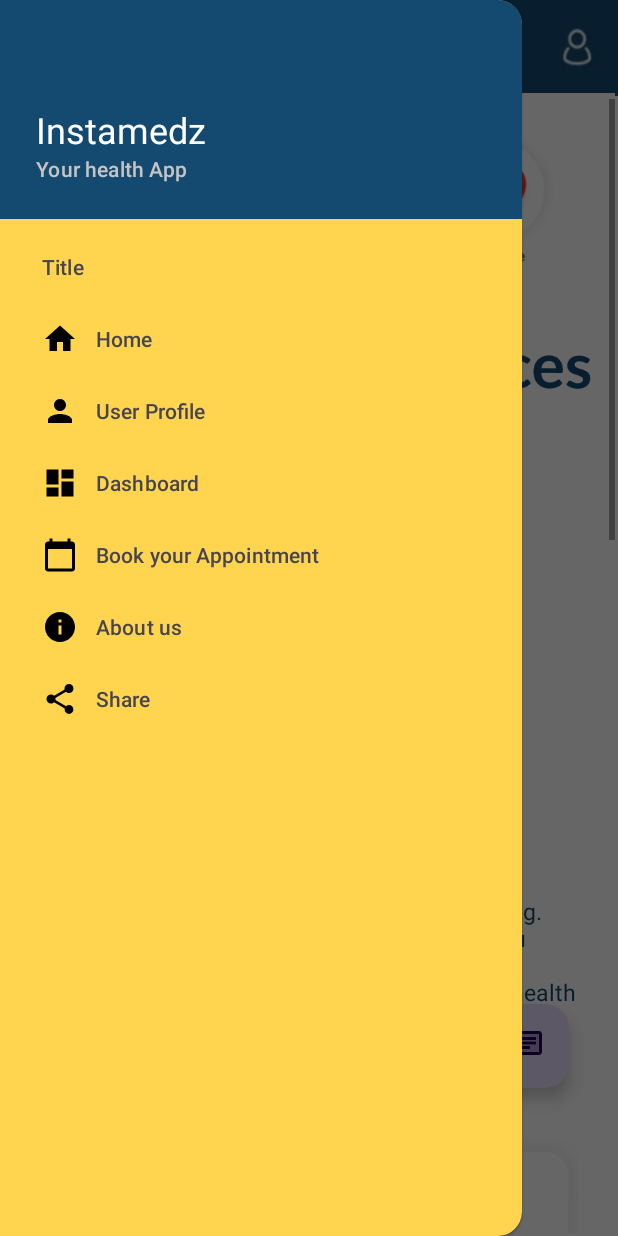
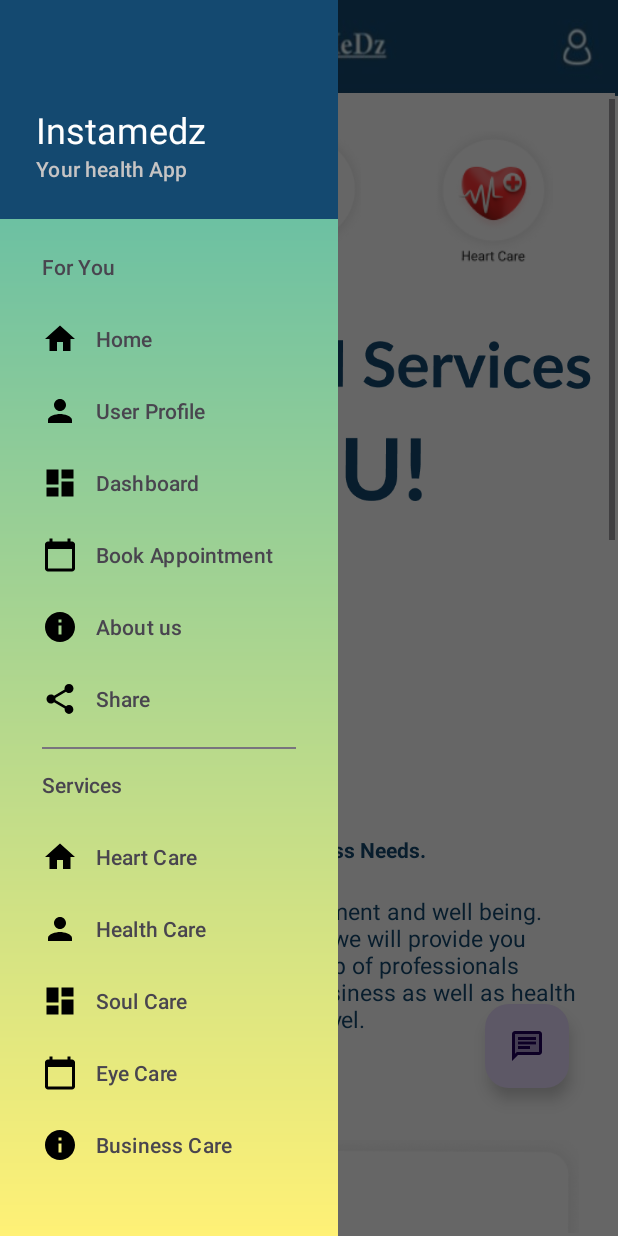
Before and after one commit to Mohitraj27/Instamedz, an Android app: the screen it shows after launch once a user with an empty profile is signed in (Home_Page), with the side drawer open, on a phone screen of 412 x 824 dp. Run offline under Robolectric (Android 15) with nearby library versions, the phone set to English and light mode, and no system bars; our stand-ins replace Firebase (no records; nobody signed in at launch, a user with empty details on screens opened directly); pictures from the network do not load.

Commit message:
Fixed Toolbar Added homepage in nAV drawer

```diff
--- a/app/src/main/AndroidManifest.xml
+++ b/app/src/main/AndroidManifest.xml
@@ -15,6 +15,8 @@
         android:supportsRtl="true"
         android:theme="@style/Theme.Instamedz"
         android:usesCleartextTraffic="true"
+        android:windowSoftInputMode="adjustPan"
+        android:fitsSystemWindows="true"
         tools:targetApi="m">
         <activity
             android:name=".Guest_page"
--- a/app/src/main/java/com/example/instamedz/Home_Page.java
+++ b/app/src/main/java/com/example/instamedz/Home_Page.java
@@ -43,10 +43,10 @@ public class Home_Page extends AppCompatActivity implements View.OnClickListener
       ImageView Whatsapp_icon_bussiness_care;
      ImageView Whatsapp_icon_Soul_care;
      ImageView UserProfilePic;
-     MaterialToolbar toolbar;
-    DrawerLayout drawerLayout;
-    NavigationView navigationView;
-    FrameLayout frameLayout;
+     public MaterialToolbar toolbar;
+     public DrawerLayout drawerLayout;
+    public NavigationView navigationView;
+    public FrameLayout frameLayout;
    ImageView onCLick_menu_bar;
    ImageView Eye_Care;
    ImageView Health_Care;
--- a/app/src/main/java/com/example/instamedz/ui/login/Appoint_frag.java
+++ b/app/src/main/java/com/example/instamedz/ui/login/Appoint_frag.java
@@ -116,8 +116,6 @@ public class Appoint_frag extends Fragment implements View.OnClickListener {
                     Toast.makeText(getContext(), item.toString(),
                             Toast.LENGTH_SHORT).show();
                 }
-                Toast.makeText(getContext(), "Selected",
-                        Toast.LENGTH_SHORT).show();
 
             }
 
--- /dev/null
+++ b/app/src/main/res/drawable/nav_background.xml
@@ -0,0 +1,9 @@
+<?xml version="1.0" encoding="utf-8"?>
+<shape xmlns:android="http://schemas.android.com/apk/res/android">
+    <gradient
+        android:type="linear"
+        android:angle="90"
+        android:startColor="#FFF176"
+        android:endColor="#4DB6AC"
+        />
+</shape>
--- a/app/src/main/res/layout/activity_are_udoctor_heart_care.xml
+++ b/app/src/main/res/layout/activity_are_udoctor_heart_care.xml
@@ -4,9 +4,8 @@
     xmlns:tools="http://schemas.android.com/tools"
     android:layout_width="match_parent"
     android:layout_height="match_parent"
-    tools:context=".are_u_doctor_heart_care"
+    tools:context=".are_u_doctor_heart_care">
 
-    >
     <LinearLayout
         android:layout_width="match_parent"
         android:layout_height="match_parent"
--- a/app/src/main/res/layout/activity_guest_page.xml
+++ b/app/src/main/res/layout/activity_guest_page.xml
@@ -13,12 +13,14 @@
         android:layout_height="wrap_content"
         android:layout_marginStart="30dp"
         android:layout_marginEnd="30dp"
-        android:textColorHint="#FFFF"
         android:layout_marginBottom="170dp"
         android:hint="Name"
+        android:minHeight="48dp"
 
-        android:minHeight="48dp"
         android:selectAllOnFocus="true"
+        android:textColor="#FFFFFF"
+        android:textColorHighlight="#FFD54F"
+        android:textColorHint="#FFFF"
         app:layout_constraintBottom_toBottomOf="parent"
         app:layout_constraintEnd_toEndOf="parent"
         app:layout_constraintHorizontal_bias="1.0"
--- a/app/src/main/res/layout/activity_health_care.xml
+++ b/app/src/main/res/layout/activity_health_care.xml
@@ -5,6 +5,10 @@
     android:layout_width="match_parent"
     android:layout_height="match_parent"
     tools:context=".Health_Care">
+    <include
+        android:id="@+id/toolbar"
+        layout="@layout/toolbar"
+        />
     <TextView
         android:layout_width="294dp"
         android:layout_height="75dp"
--- a/app/src/main/res/layout/activity_heart_patient.xml
+++ b/app/src/main/res/layout/activity_heart_patient.xml
@@ -10,7 +10,10 @@
         android:layout_width="match_parent"
         android:layout_height="match_parent"
         android:orientation="vertical">
-
+        <include
+            android:id="@+id/toolbar"
+            layout="@layout/toolbar"
+            />
         <ImageView
             android:layout_width="match_parent"
             android:layout_height="361dp"
--- a/app/src/main/res/layout/activity_home_page.xml
+++ b/app/src/main/res/layout/activity_home_page.xml
@@ -372,10 +372,10 @@
 
     <com.google.android.material.navigation.NavigationView
         android:id="@+id/nav_view"
-        android:layout_width="wrap_content"
+        android:layout_width="225dp"
         android:layout_height="match_parent"
         android:layout_gravity="start"
-        android:background="#FFD54F"
+        android:background="@drawable/nav_background"
         android:fitsSystemWindows="true"
         app:itemIconTint="#000000"
         app:headerLayout="@layout/nav_header_navigation_drawer"
--- a/app/src/main/res/layout/activity_offline_doctors.xml
+++ b/app/src/main/res/layout/activity_offline_doctors.xml
@@ -9,7 +9,10 @@
         android:layout_width="match_parent"
         android:layout_height="match_parent"
         android:orientation="vertical">
-
+        <include
+            android:id="@+id/toolbar"
+            layout="@layout/toolbar"
+            />
         <ImageView
             android:layout_width="match_parent"
             android:layout_height="361dp"
--- a/app/src/main/res/menu/navigation_drawer.xml
+++ b/app/src/main/res/menu/navigation_drawer.xml
@@ -5,7 +5,7 @@
     tools:showIn="navigation_view">
     <item
         android:id="@+id/main_item"
-        android:title="Title">
+        android:title="For You">
         <menu>
             <item
                 android:id="@+id/home_item"
@@ -27,7 +27,7 @@
             <item
                 android:id="@+id/appointment_item"
                 android:icon="@drawable/ic_baseline_calendar_today_24"
-                android:title="Book your Appointment"
+                android:title="Book Appointment"
                 android:checkable="true"/>
             <item
                 android:id="@+id/about_us_item"
@@ -41,4 +41,37 @@
                 android:checkable="true"/>
         </menu>
     </item>
+    <item
+        android:id="@+id/services_item"
+        android:title="Services">
+        <menu>
+            <item
+                android:id="@+id/heart_care_item"
+                android:title="Heart Care"
+                android:checkable="true"
+                android:icon="@drawable/ic_baseline_home_24"
+                />
+            <item
+                android:id="@+id/health_care_item"
+                android:title="Health Care"
+                android:checkable="true"
+                android:icon="@drawable/ic_baseline_person_24"
+                />
+            <item
+                android:id="@+id/soul_care_item"
+                android:icon="@drawable/ic_baseline_dashboard_24"
+                android:title="Soul Care"
+                android:checkable="true"/>
+            <item
+                android:id="@+id/eye_care_item"
+                android:icon="@drawable/ic_baseline_calendar_today_24"
+                android:title="Eye Care"
+                android:checkable="true"/>
+            <item
+                android:id="@+id/business_care_item"
+                android:icon="@drawable/ic_baseline_info_24"
+                android:title="Business Care"
+                android:checkable="true"/>
+        </menu>
+    </item>
 </menu>
```
Also changed, not shown: app/src/main/java/com/example/instamedz/Eye_Care.java (+0 -12 lines), app/src/main/java/com/example/instamedz/Home_fragment.java (+1 -9 lines), app/src/main/res/layout/activity_doctor_consultaions.xml (+7 -1 lines), app/src/main/res/layout/activity_eye_care.xml (+5 -13 lines), app/src/main/res/layout/fragment_appoint_frag.xml (+5 -3 lines), app/src/main/res/drawable-nodpi/doctors_consultation__1__image1.jpg.
